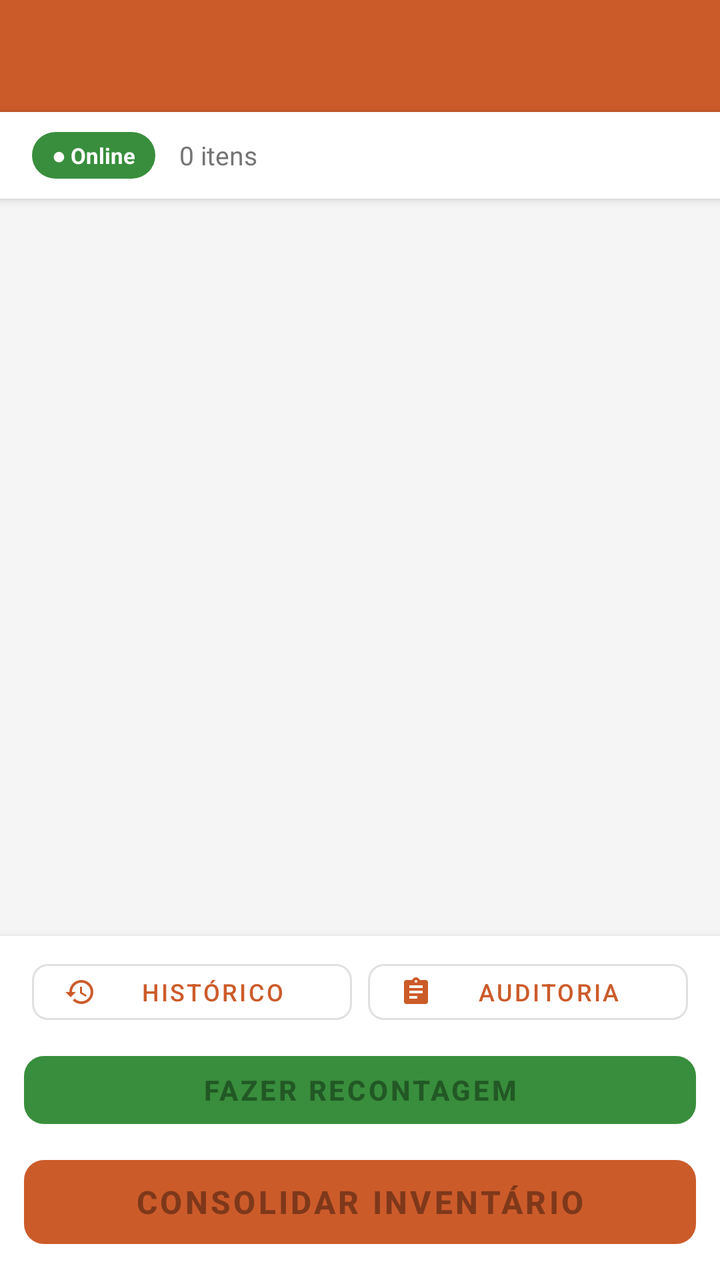
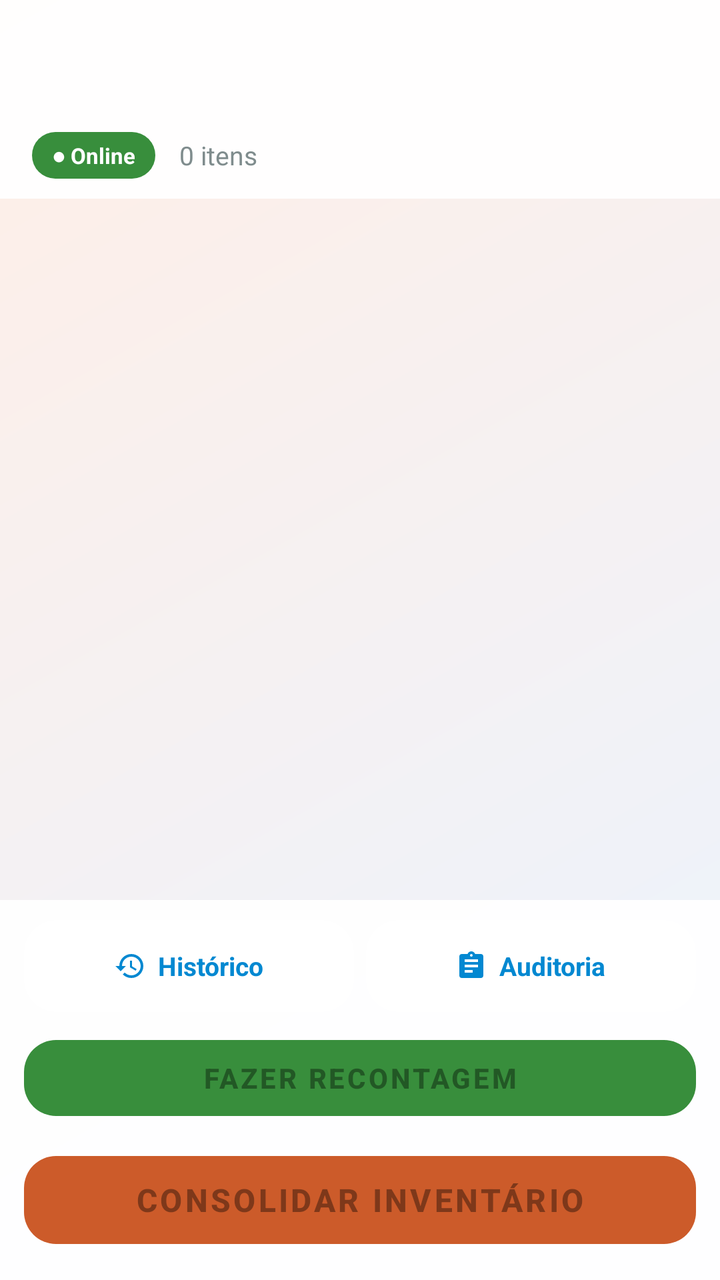

Screens rendered from an Android XML layout before and after an edit, with the pre-edit source and the edit as a unified diff.
<!-- AndroidManifest.xml: application theme Theme.Inventario.NoBar -->
<!-- res/layout/activity_relatorio.xml -->
<?xml version="1.0" encoding="utf-8"?>
<LinearLayout xmlns:android="http://schemas.android.com/apk/res/android"
    xmlns:app="http://schemas.android.com/apk/res-auto"
    android:layout_width="match_parent"
    android:layout_height="match_parent"
    android:orientation="vertical"
    android:background="@color/screenBackground"
    android:fitsSystemWindows="true">

    <androidx.appcompat.widget.Toolbar
        android:id="@+id/toolbar"
        android:layout_width="match_parent"
        android:layout_height="wrap_content"
        android:minHeight="?attr/actionBarSize"
        android:background="?attr/colorPrimary"
        android:theme="@style/ThemeOverlay.AppCompat.Dark.ActionBar"
        app:popupTheme="@style/ThemeOverlay.AppCompat.Light" />

    
    <LinearLayout
        android:layout_width="match_parent"
        android:layout_height="wrap_content"
        android:orientation="horizontal"
        android:background="@color/cardBackground"
        android:paddingHorizontal="16dp"
        android:paddingVertical="10dp"
        android:gravity="center_vertical"
        android:elevation="3dp">

        <TextView
            android:id="@+id/tvOnlinePill"
            android:layout_width="wrap_content"
            android:layout_height="wrap_content"
            android:text="● Online"
            android:textSize="11sp"
            android:textColor="#FFFFFF"
            android:textStyle="bold"
            android:paddingHorizontal="10dp"
            android:paddingVertical="4dp"
            android:background="@drawable/bg_pill" />

        <TextView
            android:id="@+id/tvTotal"
            android:layout_width="0dp"
            android:layout_height="wrap_content"
            android:layout_weight="1"
            android:layout_marginStart="12dp"
            android:text="0 itens"
            android:textSize="13sp"
            android:textColor="@color/textSecondary" />

        <ProgressBar
            android:id="@+id/progressBar"
            style="?android:attr/progressBarStyleSmall"
            android:layout_width="20dp"
            android:layout_height="20dp"
            android:visibility="gone" />

    </LinearLayout>

    
    <TextView
        android:id="@+id/tvDicaSwipe"
        android:layout_width="match_parent"
        android:layout_height="wrap_content"
        android:text="← Deslize para excluir   ·   Toque para editar"
        android:textSize="11sp"
        android:textColor="@color/textSecondary"
        android:gravity="center"
        android:paddingVertical="5dp"
        android:paddingHorizontal="16dp"
        android:background="@color/cardBackground"
        android:visibility="gone" />

    
    <androidx.recyclerview.widget.RecyclerView
        android:id="@+id/recycler"
        android:layout_width="match_parent"
        android:layout_height="0dp"
        android:layout_weight="1"
        android:paddingTop="4dp"
        android:paddingBottom="4dp"
        android:clipToPadding="false" />

    
    <TextView
        android:id="@+id/tvAvisoNaoContados"
        android:layout_width="match_parent"
        android:layout_height="wrap_content"
        android:layout_marginHorizontal="12dp"
        android:layout_marginTop="8dp"
        android:background="#FFB71C1C"
        android:textColor="#FFFFFF"
        android:textStyle="bold"
        android:textSize="12sp"
        android:paddingHorizontal="12dp"
        android:paddingVertical="8dp"
        android:visibility="gone" />

    
    <LinearLayout
        android:layout_width="match_parent"
        android:layout_height="wrap_content"
        android:orientation="vertical"
        android:background="@color/cardBackground"
        android:elevation="6dp"
        android:paddingHorizontal="12dp"
        android:paddingTop="8dp"
        android:paddingBottom="12dp">

        
        <LinearLayout
            android:layout_width="match_parent"
            android:layout_height="wrap_content"
            android:orientation="horizontal"
            android:paddingHorizontal="4dp">

            <com.google.android.material.button.MaterialButton
                android:id="@+id/btnHistorico"
                style="@style/Widget.MaterialComponents.Button.OutlinedButton"
                android:layout_width="0dp"
                android:layout_height="40dp"
                android:layout_weight="1"
                android:layout_marginEnd="4dp"
                android:text="Histórico"
                android:textSize="12sp"
                app:icon="@drawable/ic_history"
                app:iconSize="16dp"
                app:strokeColor="@color/dividerColor"
                app:cornerRadius="8dp" />

            <com.google.android.material.button.MaterialButton
                android:id="@+id/btnAuditoria"
                style="@style/Widget.MaterialComponents.Button.OutlinedButton"
                android:layout_width="0dp"
                android:layout_height="40dp"
                android:layout_weight="1"
                android:layout_marginStart="4dp"
                android:text="Auditoria"
                android:textSize="12sp"
                app:icon="@drawable/ic_report"
                app:iconSize="16dp"
                app:strokeColor="@color/dividerColor"
                app:cornerRadius="8dp" />

        </LinearLayout>

        
        <com.google.android.material.button.MaterialButton
            android:id="@+id/btnSincronizar"
            style="@style/Widget.MaterialComponents.Button.OutlinedButton"
            android:layout_width="match_parent"
            android:layout_height="42dp"
            android:layout_marginTop="6dp"
            android:text="↑ Sincronizar scans pendentes"
            android:textSize="13sp"
            android:visibility="gone"
            app:strokeColor="@color/colorPrimary"
            app:cornerRadius="8dp" />

        
        <com.google.android.material.button.MaterialButton
            android:id="@+id/btnRecontagem"
            android:layout_width="match_parent"
            android:layout_height="46dp"
            android:layout_marginTop="6dp"
            android:text="Fazer Recontagem"
            android:textSize="14sp"
            android:textStyle="bold"
            android:enabled="false"
            app:cornerRadius="10dp"
            app:backgroundTint="#FF388E3C" />

        
        <TextView
            android:id="@+id/tvAvisoBloqueio"
            android:layout_width="match_parent"
            android:layout_height="wrap_content"
            android:layout_marginTop="10dp"
            android:background="#FFFF8F00"
            android:textColor="#FFFFFF"
            android:textStyle="bold"
            android:textSize="12sp"
            android:paddingHorizontal="12dp"
            android:paddingVertical="8dp"
            android:visibility="gone" />

        
        <com.google.android.material.button.MaterialButton
            android:id="@+id/btnConsolidar"
            android:layout_width="match_parent"
            android:layout_height="54dp"
            android:layout_marginTop="6dp"
            android:text="Consolidar Inventário"
            android:textSize="16sp"
            android:textStyle="bold"
            android:enabled="false"
            app:cornerRadius="10dp"
            app:backgroundTint="@color/colorPrimary" />

    </LinearLayout>

</LinearLayout>
<!-- resources referenced by this layout -->
<resources>
  <color name="cardBackground">#FFFFFF</color>
  <color name="colorPrimary">#CC5B2A</color>
  <color name="dividerColor">#E0E0E0</color>
  <color name="screenBackground">#F5F5F5</color>
  <color name="textSecondary">#757575</color>
  <!-- drawable bg_pill (drawable) -->
  <?xml version="1.0" encoding="utf-8"?>
  <shape xmlns:android="http://schemas.android.com/apk/res/android"
      android:shape="rectangle">
      <solid android:color="#FF388E3C" />
      <corners android:radius="20dp" />
  </shape>
  <!-- drawable ic_history (drawable) -->
  <?xml version="1.0" encoding="utf-8"?>
  <vector xmlns:android="http://schemas.android.com/apk/res/android"
      android:width="24dp"
      android:height="24dp"
      android:viewportWidth="24"
      android:viewportHeight="24">
      <path
          android:fillColor="@color/colorPrimary"
          android:pathData="M13,3C8.03,3 4,7.03 4,12H1l3.89,3.89 0.07,0.14L9,12H6c0,-3.87 3.13,-7 7,-7s7,3.13 7,7 -3.13,7 -7,7c-1.93,0 -3.68,-0.79 -4.94,-2.06l-1.42,1.42C8.27,19.99 10.51,21 13,21c4.97,0 9,-4.03 9,-9s-4.03,-9 -9,-9zM12,8v5l4.28,2.54 0.72,-1.21 -3.5,-2.08V8H12z" />
  </vector>
  <!-- drawable ic_report (drawable) -->
  <?xml version="1.0" encoding="utf-8"?>
  <vector xmlns:android="http://schemas.android.com/apk/res/android"
      android:width="32dp"
      android:height="32dp"
      android:viewportWidth="24"
      android:viewportHeight="24">
      <path
          android:fillColor="#FFFFFF"
          android:pathData="M19,3H14.82C14.4,1.84 13.3,1 12,1C10.7,1 9.6,1.84 9.18,3H5A2,2 0 0,0 3,5V19A2,2 0 0,0 5,21H19A2,2 0 0,0 21,19V5A2,2 0 0,0 19,3ZM12,3A1,1 0 0,1 13,4A1,1 0 0,1 12,5A1,1 0 0,1 11,4A1,1 0 0,1 12,3ZM7,7H17V9H7V7ZM7,11H17V13H7V11ZM7,15H13V17H7V15Z" />
  </vector>
  <style name="Theme.Inventario.NoBar" parent="Theme.MaterialComponents.DayNight.NoActionBar">
          <item name="colorPrimary">@color/colorPrimary</item>
          <item name="colorPrimaryVariant">@color/colorPrimaryDark</item>
          <item name="colorOnPrimary">#FFFFFF</item>
          <item name="colorSecondary">@color/colorAccent</item>
          <item name="colorOnSecondary">#FFFFFF</item>
          <item name="android:windowBackground">@color/screenBackground</item>
          <item name="android:statusBarColor">@color/colorPrimaryDark</item>
      </style>
  <color name="colorPrimaryDark">#A04520</color>
  <color name="colorAccent">#E07040</color>
</resources>

<!-- the commit's change to res/layout/activity_relatorio.xml (unified diff, before → after) -->
@@ -4,7 +4,7 @@
     android:layout_width="match_parent"
     android:layout_height="match_parent"
     android:orientation="vertical"
-    android:background="@color/screenBackground"
+    android:background="@drawable/bg_gradient"
     android:fitsSystemWindows="true">
 
     <androidx.appcompat.widget.Toolbar
@@ -12,8 +12,9 @@
         android:layout_width="match_parent"
         android:layout_height="wrap_content"
         android:minHeight="?attr/actionBarSize"
-        android:background="?attr/colorPrimary"
-        android:theme="@style/ThemeOverlay.AppCompat.Dark.ActionBar"
+        android:background="@color/glassToolbarFill"
+        android:elevation="0dp"
+        android:theme="@style/Theme.Inventario.ToolbarOverlay"
         app:popupTheme="@style/ThemeOverlay.AppCompat.Light" />
 
     
@@ -21,11 +22,10 @@
         android:layout_width="match_parent"
         android:layout_height="wrap_content"
         android:orientation="horizontal"
-        android:background="@color/cardBackground"
+        android:background="@color/glassToolbarFill"
         android:paddingHorizontal="16dp"
         android:paddingVertical="10dp"
-        android:gravity="center_vertical"
-        android:elevation="3dp">
+        android:gravity="center_vertical">
 
         <TextView
             android:id="@+id/tvOnlinePill"
@@ -33,7 +33,7 @@
             android:layout_height="wrap_content"
             android:text="● Online"
             android:textSize="11sp"
-            android:textColor="#FFFFFF"
+            android:textColor="@android:color/white"
             android:textStyle="bold"
             android:paddingHorizontal="10dp"
             android:paddingVertical="4dp"
@@ -69,7 +69,7 @@
         android:gravity="center"
         android:paddingVertical="5dp"
         android:paddingHorizontal="16dp"
-        android:background="@color/cardBackground"
+        android:background="@color/glassToolbarFill"
         android:visibility="gone" />
 
     
@@ -78,7 +78,7 @@
         android:layout_width="match_parent"
         android:layout_height="0dp"
         android:layout_weight="1"
-        android:paddingTop="4dp"
+        android:paddingTop="8dp"
         android:paddingBottom="4dp"
         android:clipToPadding="false" />
 
@@ -89,8 +89,8 @@
         android:layout_height="wrap_content"
         android:layout_marginHorizontal="12dp"
         android:layout_marginTop="8dp"
-        android:background="#FFB71C1C"
-        android:textColor="#FFFFFF"
+        android:background="#CCB71C1C"
+        android:textColor="@android:color/white"
         android:textStyle="bold"
         android:textSize="12sp"
         android:paddingHorizontal="12dp"
@@ -102,46 +102,79 @@
         android:layout_width="match_parent"
         android:layout_height="wrap_content"
         android:orientation="vertical"
-        android:background="@color/cardBackground"
-        android:elevation="6dp"
+        android:background="@color/glassToolbarFill"
         android:paddingHorizontal="12dp"
-        android:paddingTop="8dp"
+        android:paddingTop="10dp"
         android:paddingBottom="12dp">
 
         
         <LinearLayout
             android:layout_width="match_parent"
             android:layout_height="wrap_content"
-            android:orientation="horizontal"
-            android:paddingHorizontal="4dp">
-
-            <com.google.android.material.button.MaterialButton
+            android:orientation="horizontal">
+
+            <LinearLayout
                 android:id="@+id/btnHistorico"
-                style="@style/Widget.MaterialComponents.Button.OutlinedButton"
                 android:layout_width="0dp"
-                android:layout_height="40dp"
+                android:layout_height="46dp"
                 android:layout_weight="1"
-                android:layout_marginEnd="4dp"
-                android:text="Histórico"
-                android:textSize="12sp"
-                app:icon="@drawable/ic_history"
-                app:iconSize="16dp"
-                app:strokeColor="@color/dividerColor"
-                app:cornerRadius="8dp" />
-
-            <com.google.android.material.button.MaterialButton
+                android:layout_marginEnd="6dp"
+                android:orientation="horizontal"
+                android:gravity="center"
+                android:background="@drawable/bg_glass_card"
+                android:foreground="?attr/selectableItemBackground"
+                android:clipToOutline="true"
+                android:clickable="true"
+                android:focusable="true">
+
+                <ImageView
+                    android:layout_width="16dp"
+                    android:layout_height="16dp"
+                    android:src="@drawable/ic_history"
+                    android:tint="@color/iceCreamBlueDark"
+                    android:contentDescription="" />
+
+                <TextView
+                    android:layout_width="wrap_content"
+                    android:layout_height="wrap_content"
+                    android:layout_marginStart="6dp"
+                    android:text="Histórico"
+                    android:textSize="13sp"
+                    android:textStyle="bold"
+                    android:textColor="@color/iceCreamBlueDark" />
+
+            </LinearLayout>
+
+            <LinearLayout
                 android:id="@+id/btnAuditoria"
-                style="@style/Widget.MaterialComponents.Button.OutlinedButton"
                 android:layout_width="0dp"
-                android:layout_height="40dp"
+                android:layout_height="46dp"
                 android:layout_weight="1"
-                android:layout_marginStart="4dp"
-                android:text="Auditoria"
-                android:textSize="12sp"
-                app:icon="@drawable/ic_report"
-                app:iconSize="16dp"
-                app:strokeColor="@color/dividerColor"
-                app:cornerRadius="8dp" />
+                android:orientation="horizontal"
+                android:gravity="center"
+                android:background="@drawable/bg_glass_card"
+                android:foreground="?attr/selectableItemBackground"
+                android:clipToOutline="true"
+                android:clickable="true"
+                android:focusable="true">
+
+                <ImageView
+                    android:layout_width="16dp"
+                    android:layout_height="16dp"
+                    android:src="@drawable/ic_report"
+                    android:tint="@color/iceCreamBlueDark"
+                    android:contentDescription="" />
+
+                <TextView
+                    android:layout_width="wrap_content"
+                    android:layout_height="wrap_content"
+                    android:layout_marginStart="6dp"
+                    android:text="Auditoria"
+                    android:textSize="13sp"
+                    android:textStyle="bold"
+                    android:textColor="@color/iceCreamBlueDark" />
+
+            </LinearLayout>
 
         </LinearLayout>
 
@@ -150,25 +183,30 @@
             android:id="@+id/btnSincronizar"
             style="@style/Widget.MaterialComponents.Button.OutlinedButton"
             android:layout_width="match_parent"
-            android:layout_height="42dp"
-            android:layout_marginTop="6dp"
+            android:layout_height="46dp"
+            android:layout_marginTop="8dp"
             android:text="↑ Sincronizar scans pendentes"
             android:textSize="13sp"
             android:visibility="gone"
+            android:elevation="0dp"
+            android:stateListAnimator="@null"
             app:strokeColor="@color/colorPrimary"
-            app:cornerRadius="8dp" />
+            app:backgroundTint="#26FFFFFF"
+            app:cornerRadius="16dp" />
 
         
         <com.google.android.material.button.MaterialButton
             android:id="@+id/btnRecontagem"
             android:layout_width="match_parent"
-            android:layout_height="46dp"
-            android:layout_marginTop="6dp"
+            android:layout_height="50dp"
+            android:layout_marginTop="8dp"
             android:text="Fazer Recontagem"
             android:textSize="14sp"
             android:textStyle="bold"
             android:enabled="false"
-            app:cornerRadius="10dp"
+            android:elevation="0dp"
+            android:stateListAnimator="@null"
+            app:cornerRadius="16dp"
             app:backgroundTint="#FF388E3C" />
 
         
@@ -177,8 +215,8 @@
             android:layout_width="match_parent"
             android:layout_height="wrap_content"
             android:layout_marginTop="10dp"
-            android:background="#FFFF8F00"
-            android:textColor="#FFFFFF"
+            android:background="#CCFF8F00"
+            android:textColor="@android:color/white"
             android:textStyle="bold"
             android:textSize="12sp"
             android:paddingHorizontal="12dp"
@@ -189,13 +227,15 @@
         <com.google.android.material.button.MaterialButton
             android:id="@+id/btnConsolidar"
             android:layout_width="match_parent"
-            android:layout_height="54dp"
-            android:layout_marginTop="6dp"
+            android:layout_height="56dp"
+            android:layout_marginTop="8dp"
             android:text="Consolidar Inventário"
             android:textSize="16sp"
             android:textStyle="bold"
             android:enabled="false"
-            app:cornerRadius="10dp"
+            android:elevation="0dp"
+            android:stateListAnimator="@null"
+            app:cornerRadius="16dp"
             app:backgroundTint="@color/colorPrimary" />
 
     </LinearLayout>
<!-- resource entries referenced after the edit -->
@@ -1,10 +1,26 @@
 <!-- resources referenced by this layout -->
 <resources>
-  <color name="cardBackground">#FFFFFF</color>
   <color name="colorPrimary">#CC5B2A</color>
-  <color name="dividerColor">#E0E0E0</color>
-  <color name="screenBackground">#F5F5F5</color>
-  <color name="textSecondary">#757575</color>
+  <color name="glassToolbarFill">#F0FFFFFF</color>
+  <color name="iceCreamBlueDark">#0288D1</color>
+  <color name="screenBackground">#E8ECEF</color>
+  <color name="textSecondary">#7F8C8D</color>
+  <!-- drawable bg_glass_card (drawable) -->
+  <?xml version="1.0" encoding="utf-8"?>
+  <shape xmlns:android="http://schemas.android.com/apk/res/android" android:shape="rectangle">
+      <solid android:color="@color/glassCardFill" />
+      <stroke android:width="1dp" android:color="@color/glassCardBorder" />
+      <corners android:radius="16dp" />
+  </shape>
+  <!-- drawable bg_gradient (drawable) -->
+  <?xml version="1.0" encoding="utf-8"?>
+  <shape xmlns:android="http://schemas.android.com/apk/res/android">
+      <gradient
+          android:startColor="@color/gradientStart"
+          android:endColor="@color/gradientEnd"
+          android:angle="315"
+          android:type="linear" />
+  </shape>
   <!-- drawable bg_pill (drawable) -->
   <?xml version="1.0" encoding="utf-8"?>
   <shape xmlns:android="http://schemas.android.com/apk/res/android"
@@ -34,6 +50,7 @@
           android:fillColor="#FFFFFF"
           android:pathData="M19,3H14.82C14.4,1.84 13.3,1 12,1C10.7,1 9.6,1.84 9.18,3H5A2,2 0 0,0 3,5V19A2,2 0 0,0 5,21H19A2,2 0 0,0 21,19V5A2,2 0 0,0 19,3ZM12,3A1,1 0 0,1 13,4A1,1 0 0,1 12,5A1,1 0 0,1 11,4A1,1 0 0,1 12,3ZM7,7H17V9H7V7ZM7,11H17V13H7V11ZM7,15H13V17H7V15Z" />
   </vector>
+  <style name="Theme.Inventario.ToolbarOverlay" parent="ThemeOverlay.AppCompat.Light" />
   <style name="Theme.Inventario.NoBar" parent="Theme.MaterialComponents.DayNight.NoActionBar">
           <item name="colorPrimary">@color/colorPrimary</item>
           <item name="colorPrimaryVariant">@color/colorPrimaryDark</item>
@@ -41,9 +58,13 @@
           <item name="colorSecondary">@color/colorAccent</item>
           <item name="colorOnSecondary">#FFFFFF</item>
           <item name="android:windowBackground">@color/screenBackground</item>
-          <item name="android:statusBarColor">@color/colorPrimaryDark</item>
+          <item name="android:statusBarColor">@color/gradientStart</item>
       </style>
+  <color name="glassCardFill">#CCFFFFFF</color>
+  <color name="glassCardBorder">#66FFFFFF</color>
+  <color name="gradientStart">#FFEEE6</color>
+  <color name="gradientEnd">#EAF4FF</color>
   <color name="colorPrimaryDark">#A04520</color>
-  <color name="colorAccent">#E07040</color>
+  <color name="colorAccent">#FF5C23</color>
 </resources>
 
